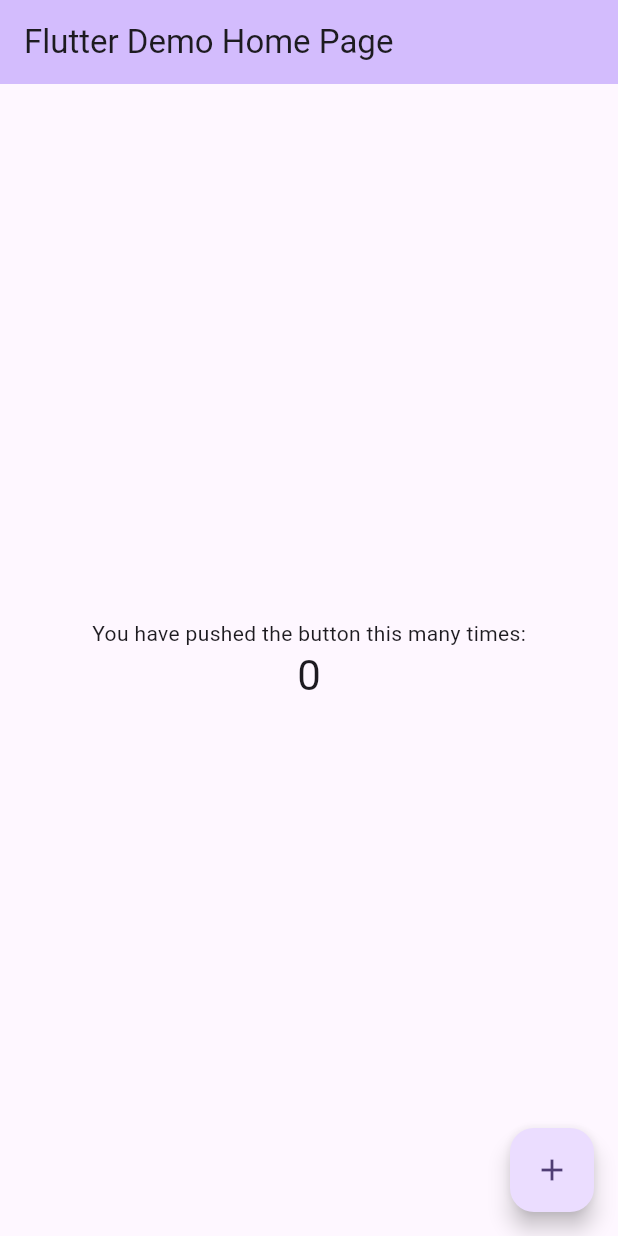
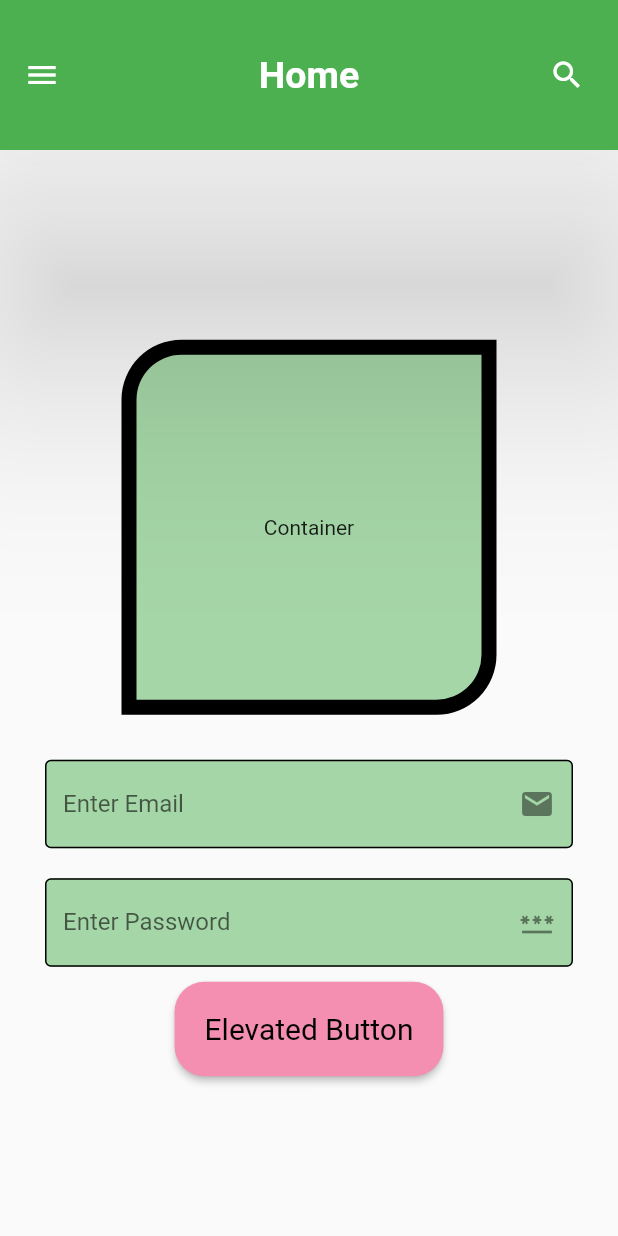
Before and after one commit to HafizSp/Flutter-Practice, a Flutter app: the screen it shows after launch, on a phone screen of 412 x 824 dp. Run offline on Flutter 3.47's test engine with Material 2 defaults, Android fonts, the phone set to English and light mode, and no system bars.

Commit message:
initial commit

```diff
--- a/analysis_options.yaml
+++ b/analysis_options.yaml
@@ -7,7 +7,7 @@
 
 # The following line activates a set of recommended lints for Flutter apps,
 # packages, and plugins designed to encourage good coding practices.
-include: package:flutter_lints/flutter.yaml
+#include: package:flutter_lints/flutter.yaml
 
 linter:
   # The lint rules applied to this project can be customized in the
--- a/lib/main.dart
+++ b/lib/main.dart
@@ -7,119 +7,172 @@ void main() {
 class MyApp extends StatelessWidget {
   const MyApp({super.key});
 
-  // This widget is the root of your application.
   @override
   Widget build(BuildContext context) {
     return MaterialApp(
-      title: 'Flutter Demo',
-      theme: ThemeData(
-        // This is the theme of your application.
-        //
-        // TRY THIS: Try running your application with "flutter run". You'll see
-        // the application has a blue toolbar. Then, without quitting the app,
-        // try changing the seedColor in the colorScheme below to Colors.green
-        // and then invoke "hot reload" (save your changes or press the "hot
-        // reload" button in a Flutter-supported IDE, or press "r" if you used
-        // the command line to start the app).
-        //
-        // Notice that the counter didn't reset back to zero; the application
-        // state is not lost during the reload. To reset the state, use hot
-        // restart instead.
-        //
-        // This works for code too, not just values: Most code changes can be
-        // tested with just a hot reload.
-        colorScheme: ColorScheme.fromSeed(seedColor: Colors.deepPurple),
-        useMaterial3: true,
-      ),
-      home: const MyHomePage(title: 'Flutter Demo Home Page'),
+      home: HomePage(),
     );
   }
 }
 
-class MyHomePage extends StatefulWidget {
-  const MyHomePage({super.key, required this.title});
+class HomePage extends StatelessWidget {
+  const HomePage({super.key});
 
-  // This widget is the home page of your application. It is stateful, meaning
-  // that it has a State object (defined below) that contains fields that affect
-  // how it looks.
-
-  // This class is the configuration for the state. It holds the values (in this
-  // case the title) provided by the parent (in this case the App widget) and
-  // used by the build method of the State. Fields in a Widget subclass are
-  // always marked "final".
-
-  final String title;
-
-  @override
-  State<MyHomePage> createState() => _MyHomePageState();
-}
-
-class _MyHomePageState extends State<MyHomePage> {
-  int _counter = 0;
-
-  void _incrementCounter() {
-    setState(() {
-      // This call to setState tells the Flutter framework that something has
-      // changed in this State, which causes it to rerun the build method below
-      // so that the display can reflect the updated values. If we changed
-      // _counter without calling setState(), then the build method would not be
-      // called again, and so nothing would appear to happen.
-      _counter++;
-    });
+  MySnackBar(message, context) {
+    return ScaffoldMessenger.of(context).showSnackBar(
+      SnackBar(
+        content: Text(message),
+        duration: Duration(seconds: 1),
+      ),
+    );
   }
 
   @override
   Widget build(BuildContext context) {
-    // This method is rerun every time setState is called, for instance as done
-    // by the _incrementCounter method above.
-    //
-    // The Flutter framework has been optimized to make rerunning build methods
-    // fast, so that you can just rebuild anything that needs updating rather
-    // than having to individually change instances of widgets.
     return Scaffold(
       appBar: AppBar(
-        // TRY THIS: Try changing the color here to a specific color (to
-        // Colors.amber, perhaps?) and trigger a hot reload to see the AppBar
-        // change color while the other colors stay the same.
-        backgroundColor: Theme.of(context).colorScheme.inversePrimary,
-        // Here we take the value from the MyHomePage object that was created by
-        // the App.build method, and use it to set our appbar title.
-        title: Text(widget.title),
+        title: Text(
+          'Home',
+          style: TextStyle(fontSize: 25, fontWeight: FontWeight.bold),
+        ),
+        centerTitle: true,
+        actions: [
+          Padding(
+            padding: const EdgeInsets.only(right: 10),
+            child: IconButton(
+              onPressed: () {
+                MySnackBar('I am search', context);
+              },
+              icon: Icon(Icons.search),
+            ),
+          ),
+        ],
+        toolbarHeight: 100,
+        elevation: 70,
+        backgroundColor: Colors.green,
       ),
       body: Center(
-        // Center is a layout widget. It takes a single child and positions it
-        // in the middle of the parent.
         child: Column(
-          // Column is also a layout widget. It takes a list of children and
-          // arranges them vertically. By default, it sizes itself to fit its
-          // children horizontally, and tries to be as tall as its parent.
-          //
-          // Column has various properties to control how it sizes itself and
-          // how it positions its children. Here we use mainAxisAlignment to
-          // center the children vertically; the main axis here is the vertical
-          // axis because Columns are vertical (the cross axis would be
-          // horizontal).
-          //
-          // TRY THIS: Invoke "debug painting" (choose the "Toggle Debug Paint"
-          // action in the IDE, or press "p" in the console), to see the
-          // wireframe for each widget.
           mainAxisAlignment: MainAxisAlignment.center,
-          children: <Widget>[
-            const Text(
-              'You have pushed the button this many times:',
+          children: [
+            Container(
+              height: 250,
+              width: 250,
+              child: Text('Container'),
+              alignment: Alignment.center,
+              margin: EdgeInsets.all(20),
+              decoration: BoxDecoration(
+                border: Border.all(color: Colors.black, width: 10),
+                borderRadius: BorderRadius.only(
+                    topLeft: Radius.circular(40),
+                    bottomRight: Radius.circular(40)),
+                color: Colors.green.shade200,
+                // shape: BoxShape.circle,
+              ),
             ),
-            Text(
-              '$_counter',
-              style: Theme.of(context).textTheme.headlineMedium,
+            SizedBox(
+              height: 10,
             ),
+            Padding(
+              padding: const EdgeInsets.symmetric(horizontal: 30),
+              child: TextField(
+                decoration: InputDecoration(
+                  fillColor: Colors.green.shade200,
+                  filled: true,
+                  // hintText: 'Enter Email',
+                  hintStyle: TextStyle(color: Colors.black),
+                  suffixIcon: Icon(Icons.email),
+                  label: Text('Enter Email'),
+                  border: OutlineInputBorder(
+                      borderSide: BorderSide(color: Colors.red)),
+                  enabledBorder: OutlineInputBorder(),
+                  disabledBorder: OutlineInputBorder(),
+                  focusedBorder: OutlineInputBorder(),
+                ),
+              ),
+            ),
+            SizedBox(
+              height: 20,
+            ),
+            Padding(
+              padding: const EdgeInsets.symmetric(horizontal: 30),
+              child: TextField(
+                obscureText: true,
+                decoration: InputDecoration(
+                  fillColor: Colors.green.shade200,
+                  filled: true,
+                  // hintText: 'Enter Email',
+                  hintStyle: TextStyle(color: Colors.black),
+                  suffixIcon: Icon(Icons.password),
+                  label: Text('Enter Password'),
+                  border: OutlineInputBorder(),
+                  enabledBorder: OutlineInputBorder(),
+                  disabledBorder: OutlineInputBorder(),
+                  focusedBorder: OutlineInputBorder(),
+                ),
+              ),
+            ),
+            SizedBox(
+              height: 10,
+            ),
+            // TextButton(
+            //   onPressed: () {},
+            //   child: Text('Text Button'),
+            //   style: TextButton.styleFrom(
+            //       padding: EdgeInsets.all(20),
+            //       textStyle: TextStyle(fontSize: 20)),
+            // ),
+            ElevatedButton(
+              onLongPress: () {
+                MySnackBar('Delete', context);
+              },
+              onPressed: () {
+                MySnackBar('Send', context);
+              },
+              child: Text('Elevated Button'),
+              style: ElevatedButton.styleFrom(
+                  backgroundColor: Colors.pink.shade200,
+                  shape: RoundedRectangleBorder(
+                      borderRadius: BorderRadius.circular(20)),
+                  padding: EdgeInsets.all(20),
+                  foregroundColor: Colors.black,
+                  textStyle: TextStyle(
+                    fontSize: 20,
+                  )),
+            ),
+            // IconButton(onPressed: () {}, icon: Icon(Icons.add)),
+            // OutlinedButton(onPressed: () {}, child: Text('Outline button'))
           ],
         ),
       ),
-      floatingActionButton: FloatingActionButton(
-        onPressed: _incrementCounter,
-        tooltip: 'Increment',
-        child: const Icon(Icons.add),
-      ), // This trailing comma makes auto-formatting nicer for build methods.
+      drawer: Drawer(
+        child: ListView(
+          children: [
+            DrawerHeader(
+              child: Padding(
+                padding: const EdgeInsets.all(0),
+                child: UserAccountsDrawerHeader(
+                  decoration: BoxDecoration(color: Colors.white),
+                  currentAccountPicture:
+                      Image.network('https://rabbil.com/files/rabbilVai.png'),
+                  currentAccountPictureSize: Size(50, 50),
+                  accountName: Text(
+                    'Rabbil Hasan',
+                    style: TextStyle(color: Colors.black),
+                  ),
+                  accountEmail: Text(
+                    'info@hafiz.com',
+                    style: TextStyle(color: Colors.black),
+                  ),
+                ),
+              ),
+            ),
+            ListTile(leading: Icon(Icons.help), title: Text('Help')),
+            ListTile(leading: Icon(Icons.contact_mail), title: Text('Contact')),
+            ListTile(leading: Icon(Icons.abc_outlined), title: Text('About us'))
+          ],
+        ),
+      ),
     );
   }
 }
```
